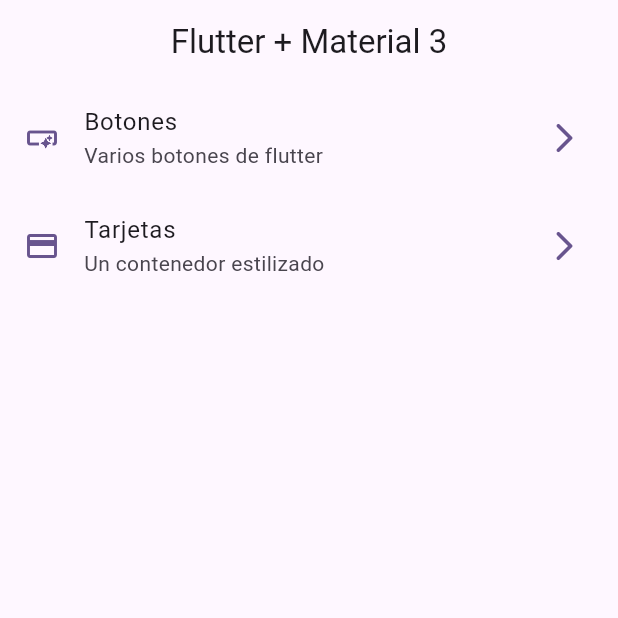
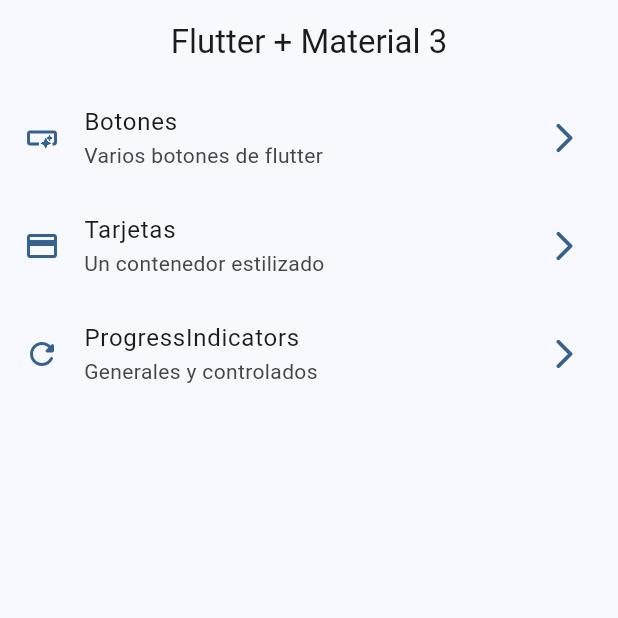
Before and after one commit to Fredy002/FlutterRiverpodWidgetsSuite, a Flutter app: the screen it shows after launch, on a phone screen of 412 x 824 dp, the top half of it. Run offline on Flutter 3.47's test engine with Material 2 defaults, Android fonts, the phone set to English and light mode, and no system bars; our stand-ins replace go_router.

Commit message:
progress indicator finished

```diff
--- a/lib/config/menu/menuItems.dart
+++ b/lib/config/menu/menuItems.dart
@@ -24,5 +24,10 @@ const appMenuItems = <MenuItems>[
       title: 'Tarjetas',
       subtitle: 'Un contenedor estilizado',
       link: '/cards',
-      icon: Icons.credit_card)
+      icon: Icons.credit_card),
+  MenuItems(
+      title: 'ProgressIndicators',
+      subtitle: 'Generales y controlados',
+      link: '/progress',
+      icon: Icons.refresh_rounded),
 ];
--- a/lib/config/router/appRouter.dart
+++ b/lib/config/router/appRouter.dart
@@ -20,5 +20,10 @@ final appRouter = GoRouter(
     name: CardsScreen.name,
     path: '/cards',
     builder: (context, state) => const CardsScreen(),
+  ),
+  GoRoute(
+    name: ProgressScreen.name,
+    path: '/progress',
+    builder: (context, state) => const ProgressScreen(),
   )
 ]);
--- a/lib/main.dart
+++ b/lib/main.dart
@@ -14,7 +14,7 @@ class MainApp extends StatelessWidget {
     return MaterialApp.router(
       routerConfig: appRouter,
       debugShowCheckedModeBanner: false,
-      theme: AppTheme(selectedColor: 9).getTheme(),
+      theme: AppTheme(selectedColor: 0).getTheme(),
       /* home: const HomeScreen(),
       routes: {
         '/buttons':(context) => const ButtonsScreen(),
```
Also changed, not shown: lib/src/screens/progress/progressScrenn.dart (+62 -1 lines).
